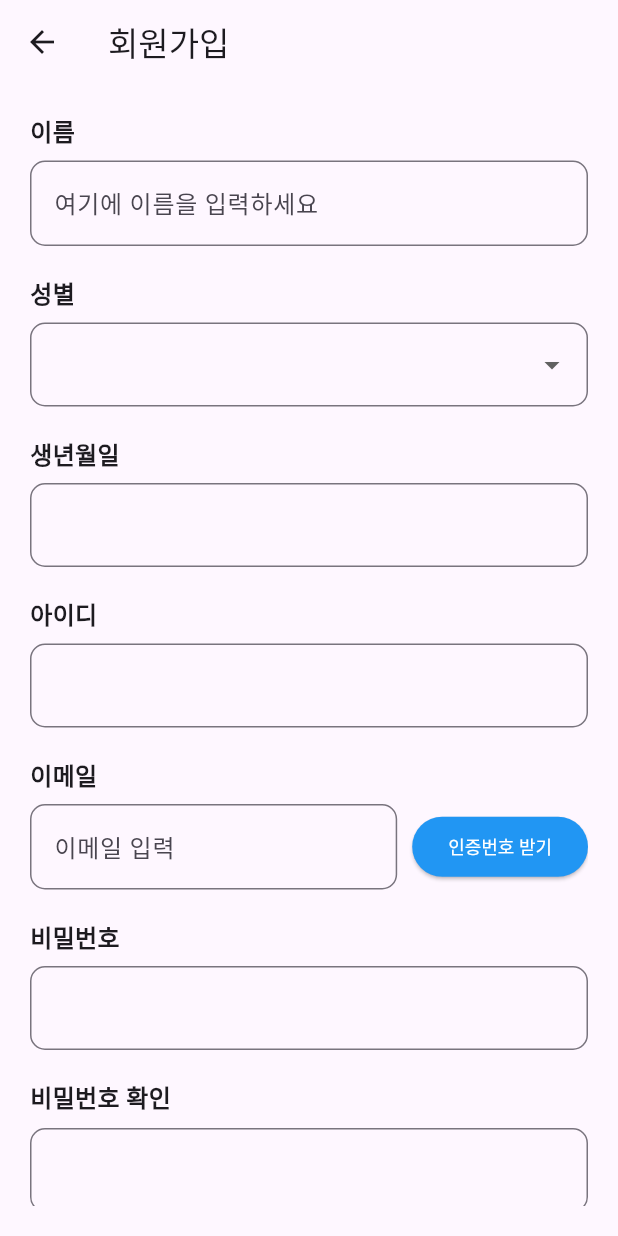
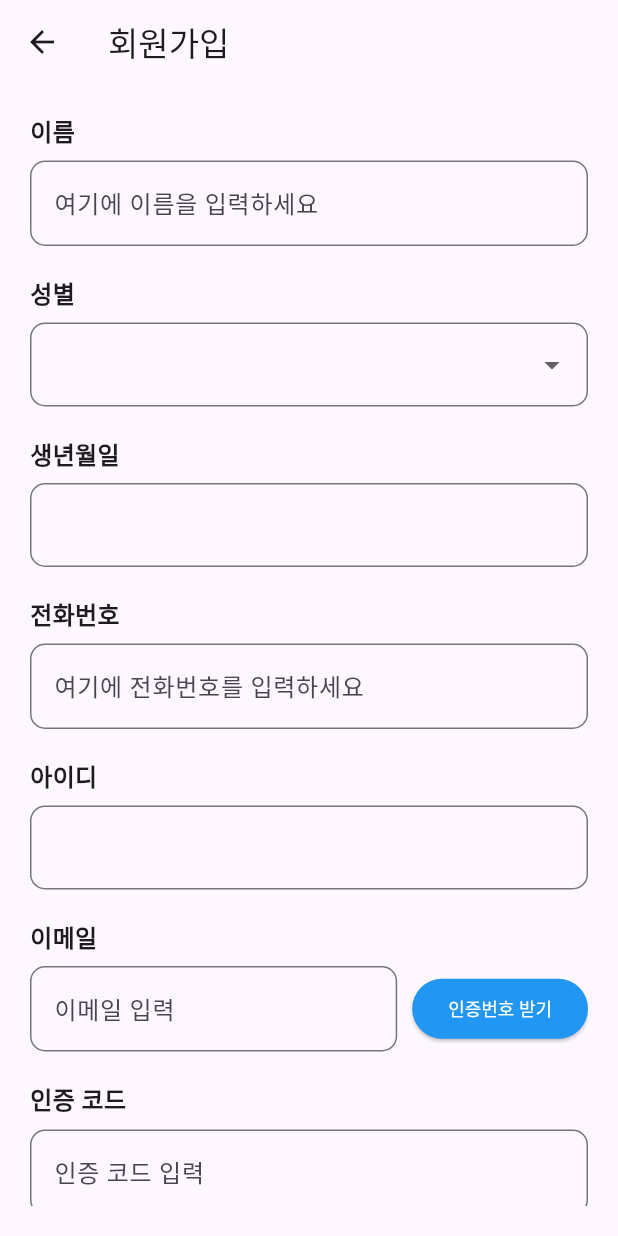
Before and after one commit to shake-up-the/cc-frontend, a Flutter app: the SignUpScreen screen opened directly, on a phone screen of 412 x 824 dp. Run offline on Flutter 3.47's test engine with Material 3 defaults, Android fonts, the phone set to English and light mode, and no system bars; drawn by our look-alikes of flutter_form_builder.

Commit message:
feat: 이메일 코드 전송 및 확인 부분 서버 연결

```diff
--- a/lib/views/signup_view.dart
+++ b/lib/views/signup_view.dart
@@ -1,5 +1,7 @@
 import 'package:flutter/material.dart';
 import 'package:flutter_form_builder/flutter_form_builder.dart';
+import 'package:http/http.dart' as http; // http 패키지 임포트
+import 'dart:convert';
 
 class SignUpScreen extends StatefulWidget {
   @override
@@ -10,9 +12,66 @@ class _SignUpScreenState extends State<SignUpScreen> {
   final _formKey = GlobalKey<FormBuilderState>();
   bool isTermsAgreed = false;
   bool isPrivacyAgreed = false;
+  TextEditingController _emailController = TextEditingController();
+  TextEditingController _codeController =
+      TextEditingController(); // 인증 코드를 입력받기 위한 컨트롤러
+
+  // 이메일로 인증 코드를 보내는 메서드
+  Future<void> sendEmailCode(String email) async {
+    var response = await http.post(
+      Uri.parse(
+          'https://j9wiqq9lxe.execute-api.ap-northeast-2.amazonaws.com/v1/api/members/send-email-code?type=SIGNUP'),
+      headers: <String, String>{
+        'Content-Type': 'application/json; charset=UTF-8',
+      },
+      body: jsonEncode(<String, String>{
+        'email': email,
+      }),
+    );
+
+    if (response.statusCode == 200) {
+      // 요청이 성공적으로 처리되었습니다.
+      ScaffoldMessenger.of(context).showSnackBar(
+        SnackBar(content: Text("인증 코드가 이메일로 전송되었습니다.")),
+      );
+    } else {
+      // 요청 처리 실패
+      ScaffoldMessenger.of(context).showSnackBar(
+        SnackBar(content: Text("이메일 전송 실패")),
+      );
+    }
+  }
+
+  // 사용자가 입력한 코드를 검증하는 메서드
+  Future<void> checkEmailCode(String email, String code) async {
+    var response = await http.post(
+      Uri.parse(
+          'https://j9wiqq9lxe.execute-api.ap-northeast-2.amazonaws.com/v1/api/members/check-email-code?type=SIGNUP'),
+      headers: <String, String>{
+        'Content-Type': 'application/json; charset=UTF-8',
+      },
+      body: jsonEncode(<String, String>{
+        'email': email,
+        'code': code,
+      }),
+    );
+
+    if (response.statusCode == 200) {
+      // 인증 성공
+      ScaffoldMessenger.of(context).showSnackBar(
+        SnackBar(content: Text("이메일 인증 성공")),
+      );
+    } else {
+      // 인증 실패
+      ScaffoldMessenger.of(context).showSnackBar(
+        SnackBar(content: Text("이메일 인증 실패")),
+      );
+    }
+  }
 
   @override
   Widget build(BuildContext context) {
+    // 기존 코드는 유지하고, 인증번호 받기 버튼과 인증하기 버튼의 onPressed를 수정합니다.
     return Scaffold(
       appBar: AppBar(
         title: Align(
@@ -25,8 +84,8 @@ class _SignUpScreenState extends State<SignUpScreen> {
         ),
       ),
       body: Container(
-        width: 383.0, // 전체 컨테이너의 너비 설정
-        margin: EdgeInsets.all(20.0), // 모든 방향으로 마진 추가
+        width: 383.0,
+        margin: EdgeInsets.all(20.0),
         child: FormBuilder(
           key: _formKey,
           autovalidateMode: AutovalidateMode.onUserInteraction,
@@ -34,6 +93,7 @@ class _SignUpScreenState extends State<SignUpScreen> {
             child: Column(
               crossAxisAlignment: CrossAxisAlignment.start,
               children: <Widget>[
+                // 기존의 회원가입 필드들...
                 // 이름
                 Text('이름',
                     style:
@@ -84,6 +144,24 @@ class _SignUpScreenState extends State<SignUpScreen> {
                 ),
                 SizedBox(height: 20),
 
+                // 전화번호
+                Text('전화번호',
+                    style:
+                        TextStyle(fontSize: 16, fontWeight: FontWeight.bold)),
+                SizedBox(height: 8),
+                FormBuilderTextField(
+                  name:
+                      'phoneNumber', // 이 부분을 'customId'에서 'phoneNumber'로 변경합니다.
+                  decoration: InputDecoration(
+                    hintText: '여기에 전화번호를 입력하세요', // 사용자가 이해하기 쉬운 힌트 텍스트를 추가합니다.
+                    border: OutlineInputBorder(
+                        borderRadius: BorderRadius.circular(10.0)),
+                  ),
+                  // 전화번호 입력 시 키보드 타입을 숫자로 설정합니다. (선택적)
+                  keyboardType: TextInputType.phone,
+                ),
+                SizedBox(height: 20),
+
                 // 아이디
                 Text('아이디',
                     style:
@@ -97,8 +175,7 @@ class _SignUpScreenState extends State<SignUpScreen> {
                   ),
                 ),
                 SizedBox(height: 20),
-
-// 이메일
+                // 이메일
                 Text('이메일',
                     style:
                         TextStyle(fontSize: 16, fontWeight: FontWeight.bold)),
@@ -108,6 +185,7 @@ class _SignUpScreenState extends State<SignUpScreen> {
                     Expanded(
                       child: FormBuilderTextField(
                         name: 'email',
+                        controller: _emailController, // 컨트롤러 추가
                         decoration: InputDecoration(
                           hintText: '이메일 입력',
                           border: OutlineInputBorder(
@@ -115,22 +193,40 @@ class _SignUpScreenState extends State<SignUpScreen> {
                         ),
                       ),
                     ),
-                    SizedBox(width: 10), // 입력 필드와 버튼 사이의 간격
+                    SizedBox(width: 10),
                     ElevatedButton(
                       onPressed: () {
                         // 인증번호 받기 액션
+                        if (_emailController.text.isNotEmpty) {
+                          sendEmailCode(_emailController.text);
+                        }
                       },
                       child: Text('인증번호 받기'),
                       style: ElevatedButton.styleFrom(
-                        backgroundColor: Colors.blue, // 버튼 배경색
-                        foregroundColor: Colors.white, // 버튼의 텍스트 색상
-                        textStyle: TextStyle(fontSize: 12), // 버튼 텍스트 스타일
+                        backgroundColor: Colors.blue,
+                        foregroundColor: Colors.white,
+                        textStyle: TextStyle(fontSize: 12),
                       ),
                     ),
                   ],
                 ),
                 SizedBox(height: 20),
 
+                // 인증 코드 입력 필드 추가
+                Text('인증 코드',
+                    style:
+                        TextStyle(fontSize: 16, fontWeight: FontWeight.bold)),
+                SizedBox(height: 8),
+                FormBuilderTextField(
+                  name: 'code',
+                  controller: _codeController,
+                  decoration: InputDecoration(
+                    hintText: '인증 코드 입력',
+                    border: OutlineInputBorder(
+                        borderRadius: BorderRadius.circular(10.0)),
+                  ),
+                ),
+                SizedBox(height: 20),
                 // 비밀번호
                 Text('비밀번호',
                     style:
@@ -200,6 +296,11 @@ class _SignUpScreenState extends State<SignUpScreen> {
                   child: ElevatedButton(
                     onPressed: () {
                       // 인증하기 액션
+                      if (_emailController.text.isNotEmpty &&
+                          _codeController.text.isNotEmpty) {
+                        checkEmailCode(
+                            _emailController.text, _codeController.text);
+                      }
                     },
                     child: Text("인증하기"),
                     style: ElevatedButton.styleFrom(
```
